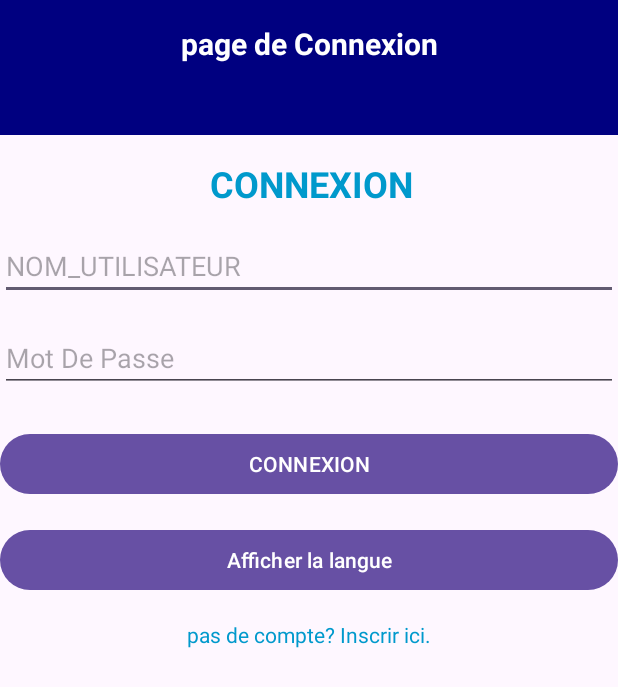
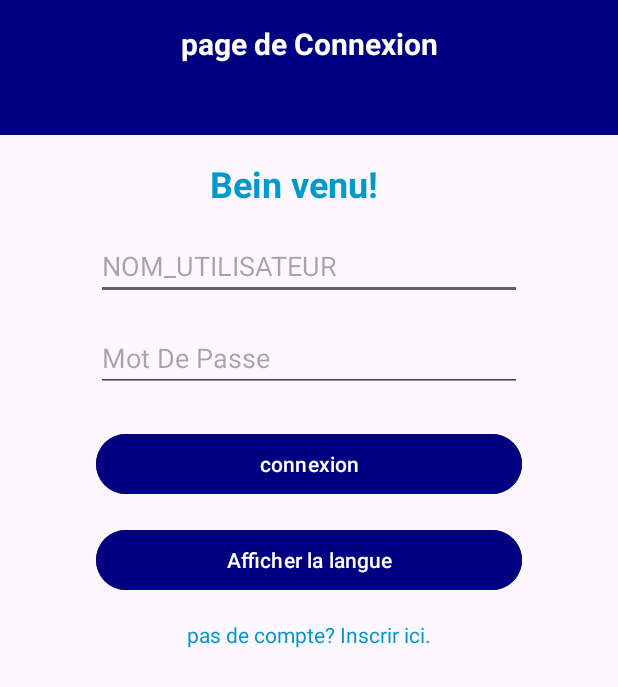
Before and after one commit to lahcenouchene/E-Presence-, an Android app: the screen it shows after launch (LoginActivity), on a phone screen of 412 x 824 dp. Shown: the top 687 px of the screen. Run offline under Robolectric (Android 15) with nearby library versions, the light colour scheme and no system bars.

Commit message:
final version

```diff
--- a/app/build.gradle.kts
+++ b/app/build.gradle.kts
@@ -38,4 +38,5 @@ dependencies {
     androidTestImplementation("androidx.test.espresso:espresso-core:3.5.1")
     implementation ("com.google.android.material:material:1.0.0")
      implementation ("com.google.code.gson:gson:2.8.8")
+    implementation ("com.itextpdf:itext7-core:8.0.3")
 }
--- a/app/src/main/res/layout/activity_login_acitvity.xml
+++ b/app/src/main/res/layout/activity_login_acitvity.xml
@@ -17,7 +17,7 @@
         android:id="@+id/titleTextView"
         android:layout_width="0dp"
         android:layout_height="wrap_content"
-        android:text="@string/connexion"
+        android:text="@string/bien_venu"
         android:textSize="24sp"
         android:textStyle="bold"
         android:textColor="@android:color/holo_blue_dark"
@@ -37,7 +37,9 @@
         android:inputType="text"
         app:layout_constraintTop_toBottomOf="@+id/titleTextView"
         app:layout_constraintStart_toStartOf="parent"
-        app:layout_constraintEnd_toEndOf="parent"/>
+        app:layout_constraintEnd_toEndOf="parent"
+        android:layout_marginEnd="64dp"
+        android:layout_marginStart="64dp"/>
 
     <EditText
         android:id="@+id/editTextTextPassword"
@@ -48,7 +50,9 @@
         android:inputType="textPassword"
         app:layout_constraintTop_toBottomOf="@+id/editTextTextUsername"
         app:layout_constraintStart_toStartOf="parent"
-        app:layout_constraintEnd_toEndOf="parent"/>
+        app:layout_constraintEnd_toEndOf="parent"
+        android:layout_marginEnd="64dp"
+        android:layout_marginStart="64dp"/>
 
     <Button
         android:id="@+id/loginButton"
@@ -59,7 +63,10 @@
         android:onClick="loginUser"
         app:layout_constraintTop_toBottomOf="@+id/editTextTextPassword"
         app:layout_constraintStart_toStartOf="parent"
-        app:layout_constraintEnd_toEndOf="parent"/>
+        app:layout_constraintEnd_toEndOf="parent"
+        android:layout_marginEnd="64dp"
+        android:layout_marginStart="64dp"
+        android:backgroundTint="@color/bleu"/>
 
     <TextView
         android:id="@+id/registerLinkTextView"
@@ -73,7 +80,8 @@
         app:layout_constraintTop_toBottomOf="@+id/showLangueButton"
         app:layout_constraintStart_toStartOf="parent"
         app:layout_constraintEnd_toEndOf="parent"
-        android:layout_marginBottom="16dp"/>
+        android:layout_marginBottom="16dp"
+        />
     <Button
         android:id="@+id/showLangueButton"
         android:layout_width="0dp"
@@ -84,5 +92,8 @@
         app:layout_constraintTop_toBottomOf="@+id/loginButton"
         app:layout_constraintStart_toStartOf="parent"
         app:layout_constraintEnd_toEndOf="parent"
-        android:layout_marginBottom="16dp" />
+        android:layout_marginBottom="16dp"
+        android:layout_marginEnd="64dp"
+        android:layout_marginStart="64dp"
+        android:backgroundTint="@color/bleu"/>
 </androidx.constraintlayout.widget.ConstraintLayout>
--- a/app/src/main/res/values/colors.xml
+++ b/app/src/main/res/values/colors.xml
@@ -6,4 +6,5 @@
     <color name="absent">#33FF0000</color>
     <color name="normal">#FFFFFF</color>
     <color name="accent">#03DAC5</color>
+    <color name="bleu">#000080</color>
 </resources>
--- a/app/src/main/res/values/strings.xml
+++ b/app/src/main/res/values/strings.xml
@@ -23,7 +23,8 @@
     <string name="NOM_ETUDIANT">NOM ETUDIANT</string>
     <string name="identifiant">identifiant</string>
     <string name="mars_2024">mars 2024</string>
-    <string name="connexion">CONNEXION</string>
+    <string name="bien_venu">Bein venu!</string>
+    <string name="connexion">connexion</string>
     <string name="nom_utilisateur">NOM_UTILISATEUR</string>
     <string name="mot_de_passe">Mot De Passe</string>
     <string name="pas_de_compte">pas de compte? Inscrir ici. </string>
```
Also changed, not shown: app/src/main/java/com/example/e_presence/SheetListMainActivity.java (+20 -1 lines), app/src/main/java/com/example/e_presence/StudentActivity.java (+68 -10 lines), app/src/main/res/layout/activity_main1.xml (+7 -4 lines), app/src/main/res/layout/class_dialogue.xml (+6 -3 lines), 1 other file.
